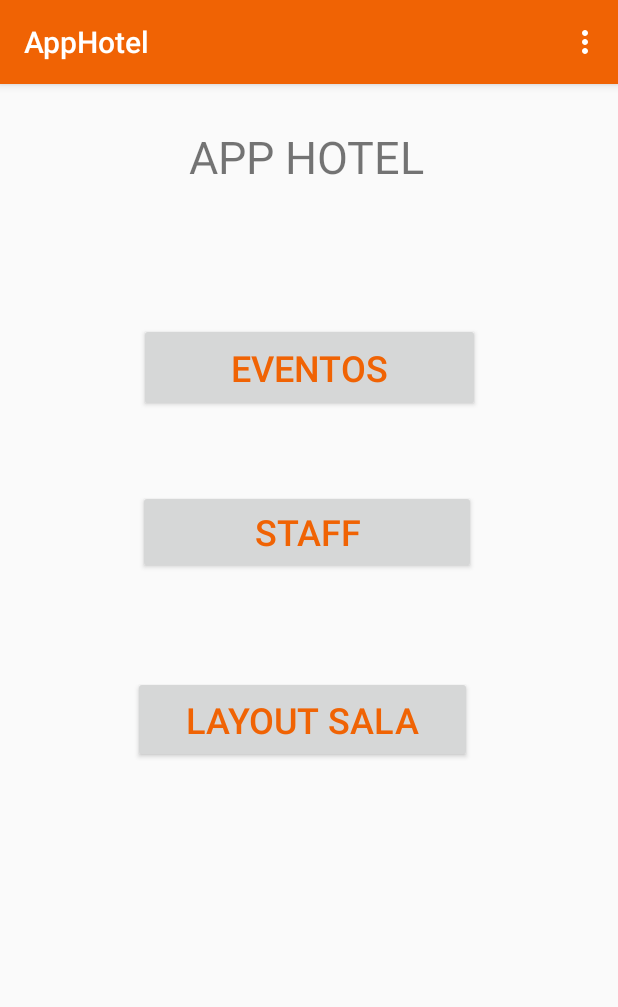
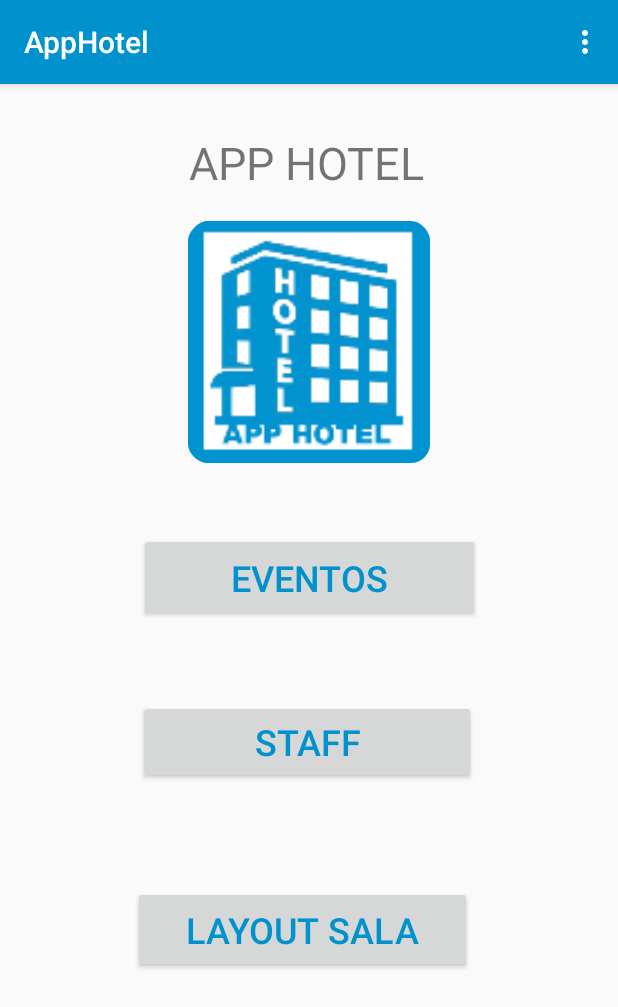
Before and after one commit to miguelpereira25/AppHotel, an Android app: the screen it shows after launch (MainActivity), on a phone screen of 412 x 824 dp. Shown: the top 1007 px of the screen. Run offline under Robolectric (Android 15) with nearby library versions, the phone set to English and light mode, and no system bars.

Commit message:
New Logo on home screen, changed the colors on my app to make it more user friendly

```diff
--- a/app/src/main/res/layout/activity_add_eventos.xml
+++ b/app/src/main/res/layout/activity_add_eventos.xml
@@ -113,4 +113,5 @@
         android:text="@string/guardar"
         app:layout_constraintEnd_toEndOf="parent"
         app:layout_constraintTop_toBottomOf="@+id/editTextObs" />
+
 </androidx.constraintlayout.widget.ConstraintLayout>
--- a/app/src/main/res/layout/content_main.xml
+++ b/app/src/main/res/layout/content_main.xml
@@ -14,7 +14,7 @@
         android:layout_width="200dp"
         android:layout_height="47dp"
         android:layout_marginStart="104dp"
-        android:layout_marginTop="28dp"
+        android:layout_marginTop="32dp"
         android:text="@string/app_hotel"
         android:textAlignment="center"
         android:textColorLink="@color/colorAccent"
@@ -23,15 +23,14 @@
         app:layout_constraintLeft_toLeftOf="parent"
         app:layout_constraintRight_toRightOf="parent"
         app:layout_constraintStart_toStartOf="parent"
-        app:layout_constraintTop_toTopOf="parent"
-        />
+        app:layout_constraintTop_toTopOf="parent" />
 
     <Button
         android:id="@+id/buttonEvents"
         android:layout_width="227dp"
         android:layout_height="59dp"
         android:layout_marginStart="8dp"
-        android:layout_marginTop="84dp"
+        android:layout_marginTop="220dp"
         android:layout_marginEnd="8dp"
         android:onClick="toastEventos"
         android:text="@string/eventos"
@@ -74,5 +73,18 @@
         app:layout_constraintStart_toStartOf="parent"
         app:layout_constraintTop_toBottomOf="@+id/buttonStaff" />
 
+    <ImageView
+        android:id="@+id/imageView"
+        android:layout_width="161dp"
+        android:layout_height="169dp"
+        android:layout_marginStart="8dp"
+        android:layout_marginTop="8dp"
+        android:layout_marginEnd="8dp"
+        app:layout_constraintEnd_toEndOf="parent"
+        app:layout_constraintStart_toStartOf="parent"
+        app:layout_constraintTop_toBottomOf="@+id/textView"
+        app:srcCompat="@mipmap/ic_launcher"
+        android:contentDescription="TODO" />
+
 
 </androidx.constraintlayout.widget.ConstraintLayout>
--- a/app/src/main/res/values/colors.xml
+++ b/app/src/main/res/values/colors.xml
@@ -1,6 +1,6 @@
 <?xml version="1.0" encoding="utf-8"?>
 <resources>
-    <color name="colorPrimary">#F06304</color>
+    <color name="colorPrimary">#0192CE</color>
     <color name="colorPrimaryDark">#00574B</color>
     <color name="colorAccent">#FD0F0F</color>
 </resources>
```
